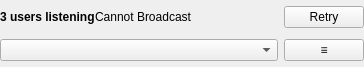
Inferno214221/sayonara-player, file src/Gui/Plugins/Broadcasting/GUI_Broadcast.ui: the form before one commit.
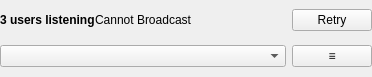
The form after the commit. Icons and pictures are not drawn. Custom widgets are drawn as their Qt base class.

```diff
--- a/src/Gui/Plugins/Broadcasting/GUI_Broadcast.ui
+++ b/src/Gui/Plugins/Broadcasting/GUI_Broadcast.ui
@@ -6,8 +6,8 @@
    <rect>
     <x>0</x>
     <y>0</y>
-    <width>364</width>
-    <height>67</height>
+    <width>372</width>
+    <height>77</height>
    </rect>
   </property>
   <property name="windowTitle">
```
Left out of the diff: 8 changed lines with no effect on the pictures.
